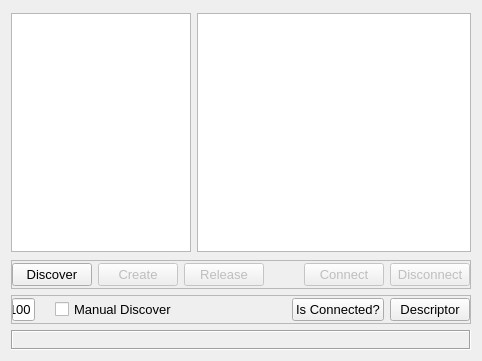
First picture: the form in discoversubwidget.ui, repository MccDv/universaltest, before the edit.
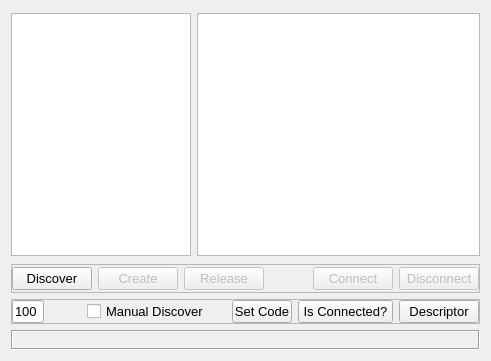
Second picture: the form after the edit.

Commit message: Added set connection code

Diff of the .ui file:
```diff
--- a/discoversubwidget.ui
+++ b/discoversubwidget.ui
@@ -6,7 +6,7 @@
    <rect>
     <x>0</x>
     <y>0</y>
-    <width>482</width>
+    <width>491</width>
     <height>361</height>
    </rect>
   </property>
@@ -182,21 +182,27 @@
      <property name="frameShadow">
       <enum>QFrame::Raised</enum>
      </property>
-     <layout class="QHBoxLayout" name="horizontalLayout_3">
+     <layout class="QHBoxLayout" name="horizontalLayout_3" stretch="2,2,6,1,3,6,6">
       <property name="leftMargin">
        <number>0</number>
       </property>
       <property name="topMargin">
-       <number>2</number>
+       <number>0</number>
       </property>
       <property name="rightMargin">
        <number>0</number>
       </property>
       <property name="bottomMargin">
-       <number>2</number>
+       <number>0</number>
       </property>
       <item>
        <widget class="QLineEdit" name="leNumDevs">
+        <property name="maximumSize">
+         <size>
+          <width>36</width>
+          <height>16777215</height>
+         </size>
+        </property>
         <property name="toolTip">
          <string>Descriptor array size</string>
         </property>
@@ -237,6 +243,19 @@
         </property>
        </spacer>
       </item>
+      <item>
+       <widget class="QPushButton" name="cmdSetCode">
+        <property name="maximumSize">
+         <size>
+          <width>60</width>
+          <height>16777215</height>
+         </size>
+        </property>
+        <property name="text">
+         <string>Set Code</string>
+        </property>
+       </widget>
+      </item>
       <item>
        <widget class="QPushButton" name="cmdIsConnected">
         <property name="text">
@@ -246,6 +265,12 @@
       </item>
       <item>
        <widget class="QPushButton" name="cmdDescriptor">
+        <property name="maximumSize">
+         <size>
+          <width>80</width>
+          <height>16777215</height>
+         </size>
+        </property>
         <property name="text">
          <string>Descriptor</string>
         </property>
```
The commit also changes 2 other files.
